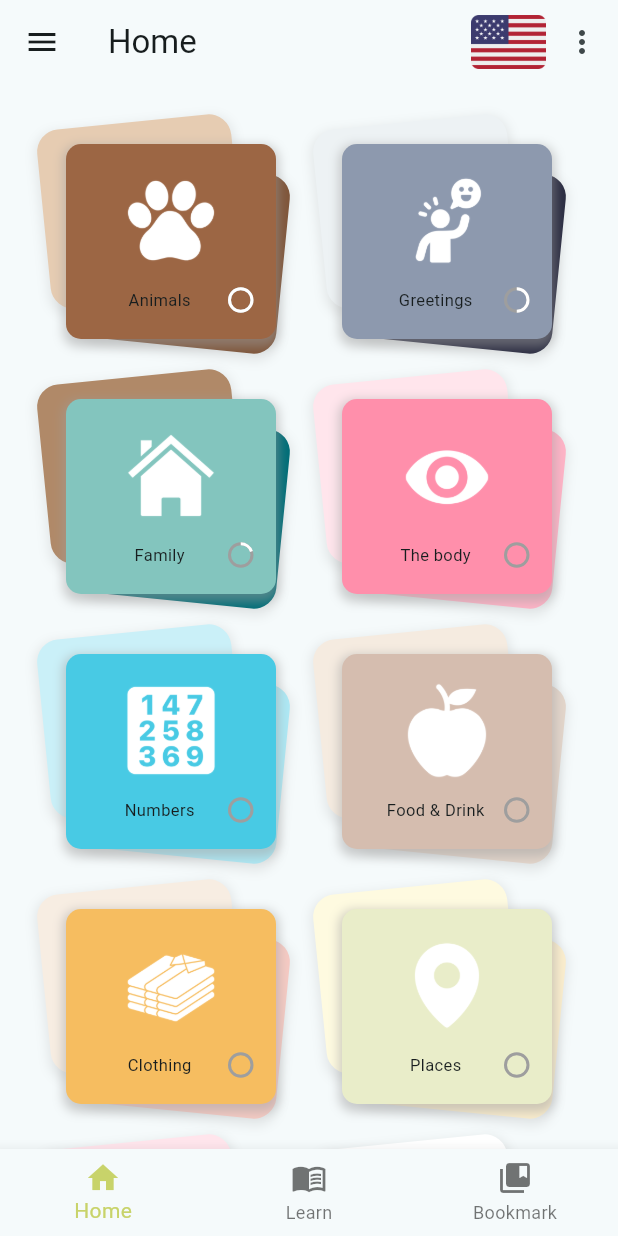
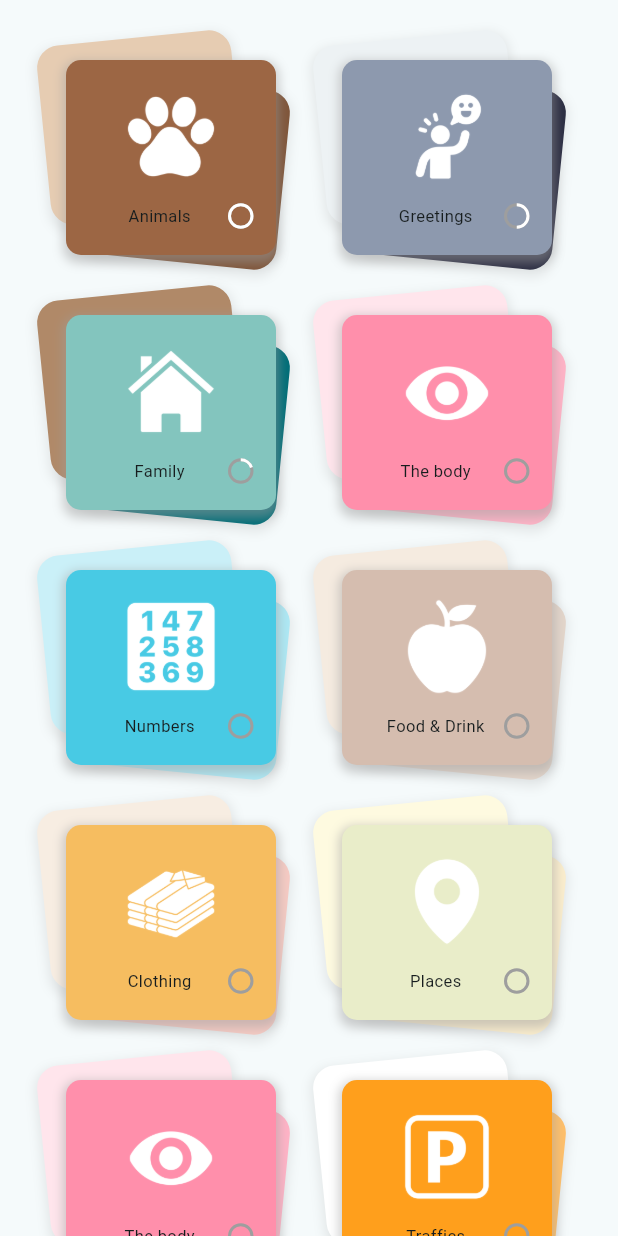
Before and after one commit to Ensign-Language-App/seedling_app, a Flutter app: the HomePage screen opened directly, on a phone screen of 412 x 824 dp. Run offline on Flutter 3.47's test engine with Material 3 defaults, Android fonts, the phone set to English and light mode, and no system bars; our stand-ins replace firebase_auth, flip_card, font_awesome_flutter; accounts and stored records are empty.

Commit message:
home_page_controller.dart, Jun 15, 2024

```diff
--- a/lib/screens/home_page.dart
+++ b/lib/screens/home_page.dart
@@ -1,7 +1,4 @@
 import 'package:flutter/material.dart';
-import 'package:seedling_app/Widgets/bottom_nav_bar.dart';
-import 'package:seedling_app/Widgets/top_nav_bar.dart';
-import 'package:seedling_app/Widgets/side_menu.dart';
 import 'package:seedling_app/widgets/lesson_button.dart';
 
 void main() => runApp(const MaterialApp(home: HomePage()));
@@ -12,9 +9,6 @@ class HomePage extends StatelessWidget {
   @override
   Widget build(BuildContext context) {
     return const Scaffold(
-      // backgroundColor: const Color.fromRGBO(255, 150, 79, 1.0),  // Using RGB values
-      drawer: SideMenu(),
-      appBar: TopNavBar(),
       body: SingleChildScrollView(
         child: Column(
           children: <Widget>[
@@ -22,7 +16,8 @@ class HomePage extends StatelessWidget {
             Row(
               mainAxisAlignment: MainAxisAlignment.spaceEvenly,
               children: <Widget>[
-                LessonButton(
+                Flexible(
+                  child: LessonButton(
                     image: 'assets/images/lessons/animals.png',
                     title: 'Animals',
                     lessonColor: Color(0xFF9c6644),
@@ -30,7 +25,9 @@ class HomePage extends StatelessWidget {
                     stackColor2: Color(0xFFe6ccb2),
                     progress: 1,
                   ),
-                LessonButton(
+                ),
+                Flexible(
+                  child: LessonButton(
                     image: 'assets/images/lessons/greets.png',
                     title: 'Greetings',
                     lessonColor: Color(0xFF8d99ae),
@@ -38,13 +35,15 @@ class HomePage extends StatelessWidget {
                     stackColor2: Color(0xFFedf2f4),
                     progress: 0.5,
                   ),
+                ),
               ],
             ),
             SizedBox(height: 40),
             Row(
               mainAxisAlignment: MainAxisAlignment.spaceEvenly,
               children: <Widget>[
-                LessonButton(
+                Flexible(
+                  child: LessonButton(
                     image: 'assets/images/lessons/family.png',
                     title: 'Family',
                     lessonColor: Color(0xFF83c5be),
@@ -52,7 +51,9 @@ class HomePage extends StatelessWidget {
                     stackColor2: Color(0xFFb08968),
                     progress: 0.2,
                   ),
-                LessonButton(
+                ),
+                Flexible(
+                  child: LessonButton(
                     image: 'assets/images/lessons/the_body.png',
                     title: 'The body',
                     lessonColor: Color(0xFFff8fab),
@@ -60,13 +61,15 @@ class HomePage extends StatelessWidget {
                     stackColor2: Color(0xFFffe5ec),
                     progress: 0,
                   ),
+                ),
               ],
             ),
             SizedBox(height: 40),
             Row(
               mainAxisAlignment: MainAxisAlignment.spaceEvenly,
               children: <Widget>[
-                LessonButton(
+                Flexible(
+                  child: LessonButton(
                     image: 'assets/images/lessons/numbers.png',
                     title: 'Numbers',
                     lessonColor: Color(0xFF48cae4),
@@ -74,7 +77,9 @@ class HomePage extends StatelessWidget {
                     stackColor2: Color(0xFFcaf0f8),
                     progress: 0,
                   ),
-                LessonButton(
+                ),
+                Flexible(
+                  child: LessonButton(
                     image: 'assets/images/lessons/food.png',
                     title: 'Food & Drink',
                     lessonColor: Color(0xFFd5bdaf),
@@ -82,13 +87,15 @@ class HomePage extends StatelessWidget {
                     stackColor2: Color(0xFFf5ebe0),
                     progress: 0,
                   ),
+                ),
               ],
             ),
             SizedBox(height: 40),
             Row(
               mainAxisAlignment: MainAxisAlignment.spaceEvenly,
               children: <Widget>[
-                LessonButton(
+                Flexible(
+                  child: LessonButton(
                     image: 'assets/images/lessons/clothing.png',
                     title: 'Clothing',
                     lessonColor: Color(0xFFf6bd60),
@@ -96,7 +103,9 @@ class HomePage extends StatelessWidget {
                     stackColor2: Color(0xFFf7ede2),
                     progress: 0,
                   ),
-                LessonButton(
+                ),
+                Flexible(
+                  child: LessonButton(
                     image: 'assets/images/lessons/places.png',
                     title: 'Places',
                     lessonColor: Color(0xFFe9edc9),
@@ -104,13 +113,15 @@ class HomePage extends StatelessWidget {
                     stackColor2: Color(0xFFfefae0),
                     progress: 0,
                   ),
+                ),
               ],
             ),
             SizedBox(height: 40),
             Row(
               mainAxisAlignment: MainAxisAlignment.spaceEvenly,
               children: <Widget>[
-                LessonButton(
+                Flexible(
+                  child: LessonButton(
                     image: 'assets/images/lessons/the_body.png',
                     title: 'The body',
                     lessonColor: Color(0xFFff8fab),
@@ -118,7 +129,9 @@ class HomePage extends StatelessWidget {
                     stackColor2: Color(0xFFffe5ec),
                     progress: 0,
                   ),
-                LessonButton(
+                ),
+                Flexible(
+                  child: LessonButton(
                     image: 'assets/images/lessons/traffics.png',
                     title: 'Traffics',
                     lessonColor: Color(0xFFff9f1c),
@@ -126,31 +139,13 @@ class HomePage extends StatelessWidget {
                     stackColor2: Color(0xFFffffff),
                     progress: 0,
                   ),
+                ),
               ],
             ),
             SizedBox(height: 40),
-            // Container(
-            //   height: 200,
-            // ),
-            // Container(
-            //   height: 200,
-            //   color: const Color(0xFF9FA377),
-            //   child: const Center(child: Text('Section 3')),
-            // ),
-            // Container(
-            //   height: 200,
-            //   color: const Color(0xFF8D8F77),
-            //   child: const Center(child: Text('Section 4')),
-            // ),
-            // Container(
-            //   height: 200,
-            //   color: const Color(0xFF76776D),
-            //   child: const Center(child: Text('Section 5')),
-            // ),
           ],
         ),
       ),
-      bottomNavigationBar: BottomNavBar(),
     );
   }
 }
--- a/lib/screens/learn_page.dart
+++ b/lib/screens/learn_page.dart
@@ -15,7 +15,6 @@ class LearningPage extends StatelessWidget {
     return Scaffold(
       // backgroundColor: const Color.fromRGBO(255, 150, 79, 1.0),  // Using RGB values
       backgroundColor: Colors.lightGreen,  // Using predefined color
-      appBar: AppBar(title: const Text('Learn')),
       body: Center(
         child: FlipCard(
           direction: FlipDirection.HORIZONTAL,
--- a/lib/screens/log_in_page.dart
+++ b/lib/screens/log_in_page.dart
@@ -1,6 +1,6 @@
 import 'package:flutter/material.dart';
+import 'package:seedling_app/screens/home_page_controller.dart';
 import 'package:seedling_app/screens/registration_page.dart';
-import 'package:seedling_app/screens/home_page.dart';
 import 'package:flutter/services.dart';
 
 void main() => runApp(const MaterialApp(home: LogInPage()));
@@ -149,7 +149,7 @@ class LogInPageState extends State<LogInPage> with SingleTickerProviderStateMixi
       onTap: () {
         Navigator.pushReplacement(
           context,
-          MaterialPageRoute(builder: (context) => const HomePage()),
+          MaterialPageRoute(builder: (context) => const HomePageController()),
         );
       },
       child: Container(
--- a/lib/screens/profile_page.dart
+++ b/lib/screens/profile_page.dart
@@ -1,5 +1,4 @@
 import 'package:flutter/material.dart';
-import 'package:country_flags/country_flags.dart';
 import 'package:font_awesome_flutter/font_awesome_flutter.dart';
 import 'package:seedling_app/widgets/language_selector.dart';
 
--- a/lib/widgets/top_nav_bar.dart
+++ b/lib/widgets/top_nav_bar.dart
@@ -1,9 +1,21 @@
 import 'package:flutter/material.dart';
 import 'package:seedling_app/widgets/language_selector.dart';
 
-class TopNavBar extends StatelessWidget implements PreferredSizeWidget {
-  const TopNavBar({super.key});
+class TopNavBar extends StatefulWidget implements PreferredSizeWidget {
 
+  final String title;
+  const TopNavBar({super.key, required this.title});
+
+  @override
+  TopNavBarState createState() => TopNavBarState();
+
+  @override
+  Size get preferredSize => const Size.fromHeight(kToolbarHeight);
+}
+
+
+
+class TopNavBarState extends State<TopNavBar> {
   @override
   Widget build(BuildContext context) {
     return AppBar(
@@ -18,9 +30,6 @@ class TopNavBar extends StatelessWidget implements PreferredSizeWidget {
       ],
     );
   }
-
-  @override
-  Size get preferredSize => const Size.fromHeight(kToolbarHeight);
 }
 
-void main() => runApp(const MaterialApp(home: Scaffold(body: TopNavBar())));
+void main() => runApp(const MaterialApp(home: Scaffold(body: TopNavBar(title: 'Home'))));
```
Also changed, not shown: lib/screens/bookmark_page.dart (added, +47 -0 lines), lib/screens/home_page_controller.dart (added, +44 -0 lines), lib/screens/landing_screen.dart (+8 -8 lines), lib/widgets/bottom_nav_bar.dart (+7 -28 lines), 5 other files. Lines whose indentation alone changed are shown as unchanged.
